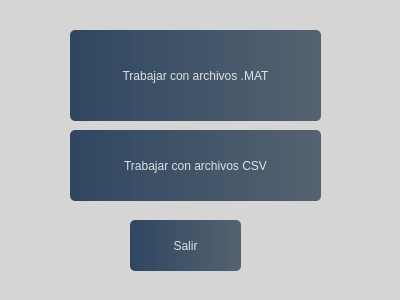
Above: menuppal_senales.ui from YesidMunoz/Proyecto_Final before the change. Below: the same form after it.
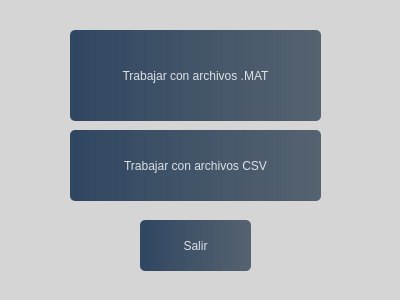
That is the form after the change.

```diff
--- a/menuppal_senales.ui
+++ b/menuppal_senales.ui
@@ -63,7 +63,7 @@
    <widget class="QPushButton" name="boton_salir">
     <property name="geometry">
      <rect>
-      <x>130</x>
+      <x>140</x>
       <y>220</y>
       <width>111</width>
       <height>51</height>
```
Left out of the diff: 2 changed lines with no effect on the pictures.
